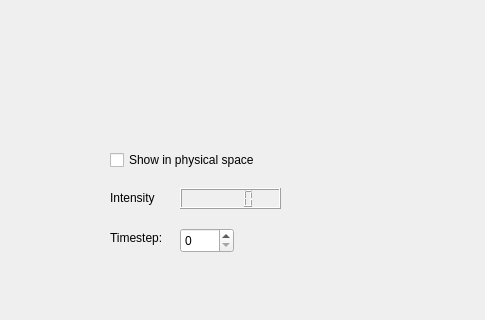
Qt form apps/isisViewer/forms/isisViewer.ui (isis-group/isis) before a commit; both pictures show x 312 to 797 and y 283 to 603 of the 797 by 837 pixel window.
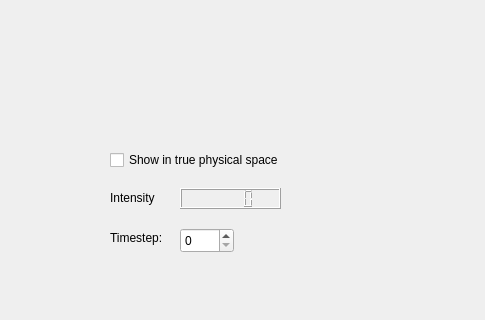
The same form after that commit. Custom widgets are drawn as their Qt base class.

Commit message: added visualization in true physical space

The edit to the form file:
```diff
--- a/apps/isisViewer/forms/isisViewer.ui
+++ b/apps/isisViewer/forms/isisViewer.ui
@@ -69,12 +69,12 @@
         <rect>
          <x>20</x>
          <y>20</y>
-         <width>171</width>
+         <width>261</width>
          <height>24</height>
         </rect>
        </property>
        <property name="text" >
-        <string>Show in physical space</string>
+        <string>Show in true physical space</string>
        </property>
       </widget>
       <widget class="QLCDNumber" name="pxlIntensityContainer" >
```
The commit also changes 4 other files.
